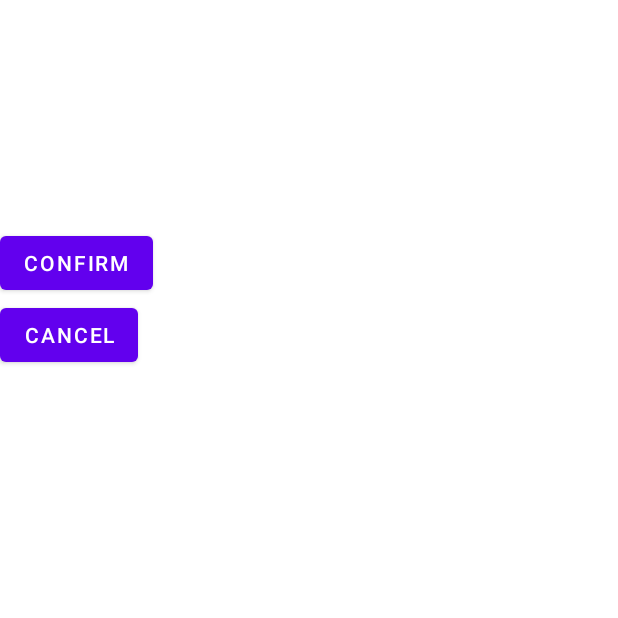
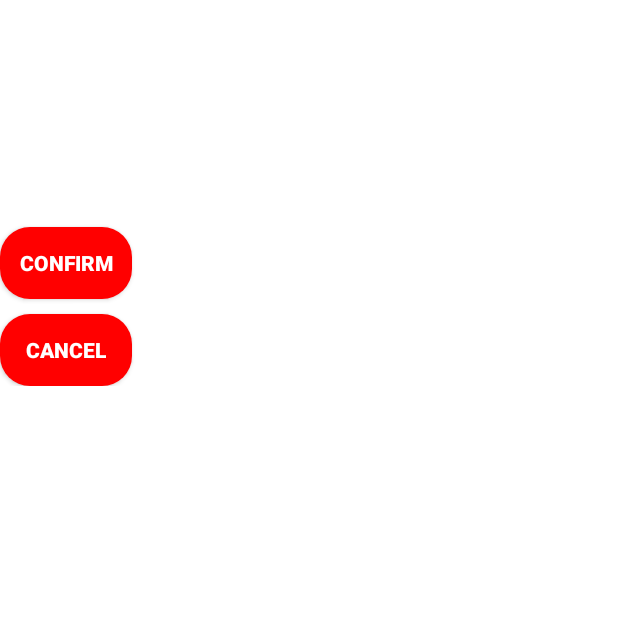
Before and after one commit to Atikur-Rahman26/Eventisa, an Android app: the SeeRequestedEventDetails screen opened directly, with no data from a screen before it, on a phone screen of 412 x 824 dp, the top half of it. Run offline under Robolectric (Android 15) with nearby library versions, the phone set to English and light mode, and no system bars; our stand-ins replace Firebase (no records; nobody signed in at launch, a user with empty details on screens opened directly); 10 statements that could not run were skipped.

Commit message:
activity_see_requested_event_details.xml

```diff
--- a/app/src/main/res/layout/activity_see_requested_event_details.xml
+++ b/app/src/main/res/layout/activity_see_requested_event_details.xml
@@ -79,17 +79,26 @@
                 android:layout_height="wrap_content"
                 android:text="TextView" />
 
-            <Button
+            <androidx.appcompat.widget.AppCompatButton
                 android:id="@+id/ConfirmRequestButton"
                 android:layout_width="wrap_content"
                 android:layout_height="wrap_content"
-                android:text="Confirm" />
+                android:text="Confirm"
+                android:background="@drawable/button_bg"
+                android:padding="5dp"
+                android:textColor="@color/white"
+                android:textStyle="bold"/>
 
-            <Button
+            <androidx.appcompat.widget.AppCompatButton
                 android:id="@+id/CancelRequest"
                 android:layout_width="wrap_content"
                 android:layout_height="wrap_content"
-                android:text="Cancel" />
+                android:layout_marginTop="10dp"
+                android:text="Cancel"
+                android:background="@drawable/button_bg"
+                android:padding="5dp"
+                android:textColor="@color/white"
+                android:textStyle="bold"/>
         </LinearLayout>
     </androidx.core.widget.NestedScrollView>
 </androidx.constraintlayout.widget.ConstraintLayout>
```
